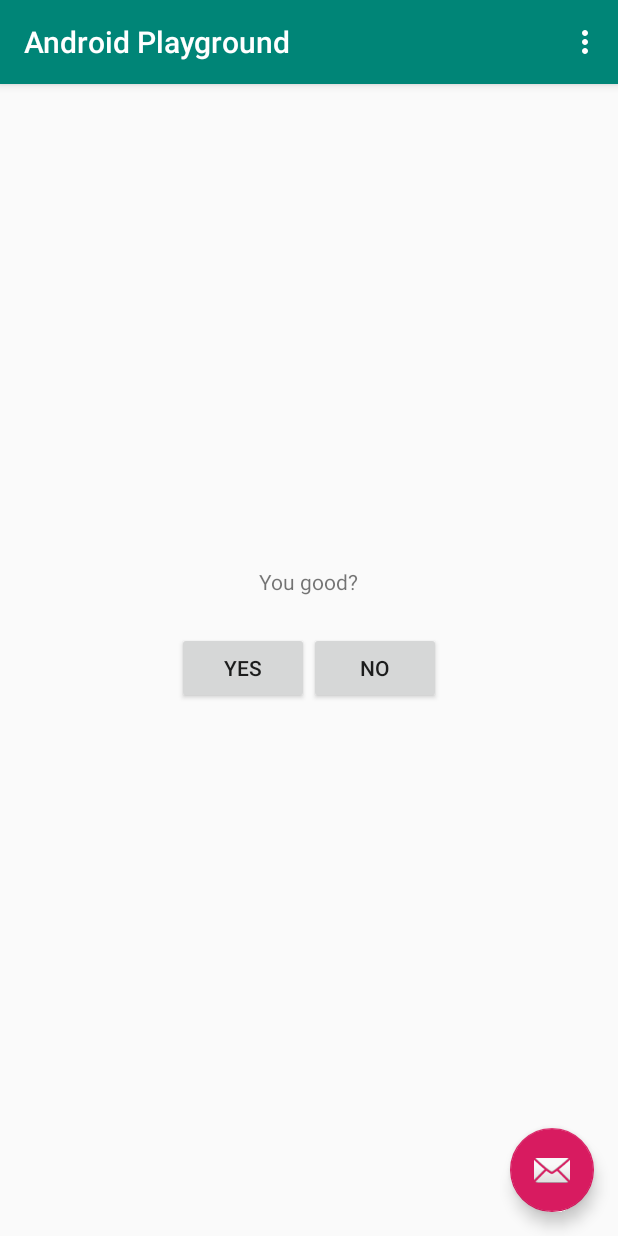
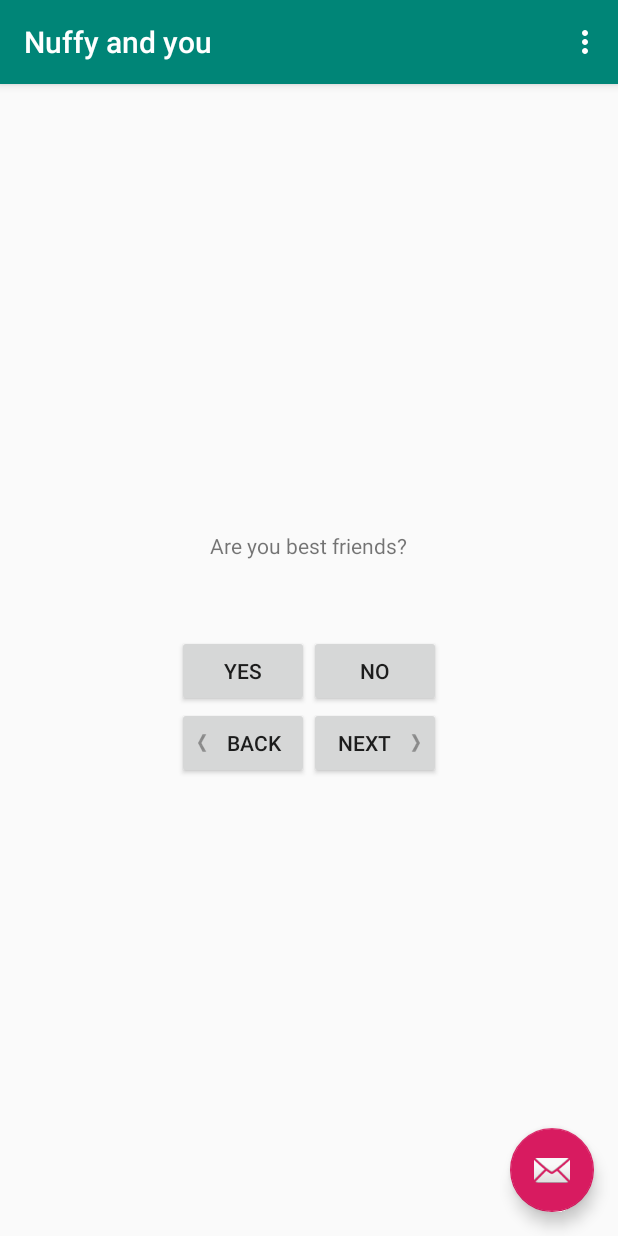
Before and after one commit to hiper2d/android-payground, an Android app: the screen it shows after launch (MainActivity), after a tap on "YES", on a phone screen of 412 x 824 dp. Run offline under Robolectric (Android 15) with nearby library versions, the phone set to English and light mode, and no system bars.

Commit message:
Chapter 2: Added more controls and icons

```diff
--- a/app/src/main/java/com/hiper2d/androidplayground/MainActivity.kt
+++ b/app/src/main/java/com/hiper2d/androidplayground/MainActivity.kt
@@ -5,33 +5,88 @@ import com.google.android.material.snackbar.Snackbar
 import androidx.appcompat.app.AppCompatActivity;
 import android.view.Menu
 import android.view.MenuItem
-import android.view.View
 import android.widget.Button
 import android.widget.TextView
 import android.widget.Toast
+import com.hiper2d.androidplayground.dto.Question
 
 import kotlinx.android.synthetic.main.activity_main.*
 
+private val QUESTIONS = listOf(
+    Question(R.string.question_1, true),
+    Question(R.string.question_2, true),
+    Question(R.string.question_3, false)
+)
+
 class MainActivity : AppCompatActivity() {
 
-    private lateinit var trueButton: Button
-    private lateinit var falseButton: Button
+    private lateinit var bYes: Button
+    private lateinit var bNo: Button
+    private lateinit var bNext: Button
+    private lateinit var bPrev: Button
+    private lateinit var tvQuestion: TextView
+
+    private var currentQuestionIndex = 0
 
     override fun onCreate(savedInstanceState: Bundle?) {
         super.onCreate(savedInstanceState)
         setContentView(R.layout.activity_main)
         setSupportActionBar(toolbar)
 
-        trueButton = findViewById(R.id.true_button)
-        falseButton = findViewById(R.id.false_button)
+        bNext = findViewById(R.id.button_next)
+        bPrev = findViewById(R.id.button_prev)
+        bYes = findViewById(R.id.button_yes)
+        bNo = findViewById(R.id.button_no)
+        tvQuestion = findViewById(R.id.text_question)
 
-        trueButton.setOnClickListener { Toast.makeText(this, R.string.answer_correct, Toast.LENGTH_SHORT).show() }
-        falseButton.setOnClickListener { Toast.makeText(this, R.string.answer_incorrect, Toast.LENGTH_SHORT).show() }
+        tvQuestion.setText(QUESTIONS[currentQuestionIndex].textResId)
+        bYes.setOnClickListener { checkAnswer(true) }
+        bNo.setOnClickListener { checkAnswer(false) }
+        bNext.setOnClickListener { showNextQuestion() }
+        bPrev.setOnClickListener { showPrevQuestion() }
+
+        bPrev.isEnabled = false
 
         fab.setOnClickListener { view ->
-            Snackbar.make(view, "Replace with your own action", Snackbar.LENGTH_LONG)
+            Snackbar.make(view, "Nothing is here yet", Snackbar.LENGTH_LONG)
                 .setAction("Action", null).show()
         }
+    }
+
+    private fun showPrevQuestion() {
+        if (currentQuestionIndex > 1) {
+            tvQuestion.setText(QUESTIONS[--currentQuestionIndex].textResId)
+            enableAll()
+        } else {
+            bPrev.isEnabled = false
+        }
+    }
+
+    private fun showNextQuestion() {
+        if (currentQuestionIndex < QUESTIONS.lastIndex) {
+            tvQuestion.setText(QUESTIONS[++currentQuestionIndex].textResId)
+            enableAll()
+        } else {
+            showToast(R.string.answer_congrats)
+            listOf(bNext, bYes, bNo).forEach { it.isEnabled = false }
+        }
+    }
+
+    private fun showToast(textId: Int) {
+        Toast.makeText(this, textId, Toast.LENGTH_SHORT).show()
+    }
+
+    private fun checkAnswer(answer: Boolean) {
+        if (answer == QUESTIONS[currentQuestionIndex].answer) {
+            showToast(R.string.answer_correct)
+            showNextQuestion()
+        } else {
+            showToast(R.string.answer_incorrect)
+        }
+    }
+
+    private fun enableAll() {
+        listOf(bPrev, bNext, bYes, bNo).forEach { it.isEnabled = true }
     }
 
     override fun onCreateOptionsMenu(menu: Menu): Boolean {
--- /dev/null
+++ b/app/src/main/java/com/hiper2d/androidplayground/dto/Question.kt
@@ -0,0 +1,3 @@
+package com.hiper2d.androidplayground.dto
+
+class Question(val textResId: Int, val answer: Boolean)
--- a/app/src/main/res/layout/activity_main.xml
+++ b/app/src/main/res/layout/activity_main.xml
@@ -24,23 +24,37 @@
     <LinearLayout
             android:orientation="vertical"
             android:layout_width="match_parent"
-            android:layout_height="match_parent" android:gravity="center" android:id="@+id/ContentLayout">
+            android:layout_height="match_parent" android:gravity="center">
         <TextView
-                android:text="@string/question_text"
                 android:layout_width="wrap_content"
-                android:layout_height="wrap_content" android:id="@+id/question_text" android:padding="24dp"/>
+                android:layout_height="wrap_content" android:id="@+id/text_question" android:padding="50dp"/>
         <LinearLayout
                 android:orientation="horizontal"
                 android:layout_width="wrap_content"
                 android:layout_height="wrap_content" android:id="@+id/ButtonsLayout" style="buttonBarStyle">
             <Button
                     android:layout_width="wrap_content"
-                    android:layout_height="wrap_content" android:text="@string/true_button"
-                    android:id="@+id/true_button" style="buttonBarButtonStyle"/>
+                    android:layout_height="wrap_content" android:text="@string/button_true"
+                    android:id="@+id/button_yes" style="buttonBarButtonStyle"/>
             <Button
                     android:layout_width="match_parent"
-                    android:layout_height="wrap_content" android:text="@string/false_button"
-                    style="buttonBarButtonStyle" android:id="@+id/false_button"/>
+                    android:layout_height="wrap_content" android:text="@string/button_false"
+                    style="buttonBarButtonStyle" android:id="@+id/button_no"/>
+        </LinearLayout>
+        <LinearLayout
+                android:orientation="horizontal"
+                android:layout_width="wrap_content"
+                android:layout_height="wrap_content" style="buttonBarStyle">
+            <Button
+                    android:text="@string/button_back"
+                    android:layout_width="wrap_content"
+                    android:layout_height="wrap_content" android:id="@+id/button_prev" style="buttonBarButtonStyle"
+                    android:drawableStart="@drawable/arrow_left" android:drawablePadding="4dp"/>
+            <Button
+                    android:text="@string/button_next"
+                    android:layout_width="wrap_content"
+                    android:layout_height="wrap_content" android:id="@+id/button_next" style="buttonBarButtonStyle"
+                    android:drawableEnd="@drawable/arrow_right" android:drawablePadding="4dp"/>
         </LinearLayout>
     </LinearLayout>
 
--- a/app/src/main/res/values/strings.xml
+++ b/app/src/main/res/values/strings.xml
@@ -1,9 +1,16 @@
 <resources>
-    <string name="app_name">Android Playground</string>
+    <string name="app_name">Nuffy and you</string>
     <string name="action_settings">Settings</string>
-    <string name="question_text">You good?</string>
-    <string name="true_button">Yes</string>
-    <string name="false_button">No</string>
+    <string name="button_true">Yes</string>
+    <string name="button_false">No</string>
+    <string name="next_button">No</string>
     <string name="answer_correct">Right</string>
-    <string name="answer_incorrect">Too bad</string>
+    <string name="answer_incorrect">Wrong, try again</string>
+    <string name="answer_congrats">Congratulations!</string>
+    <string name="button_back">Back</string>
+    <string name="button_next">Next</string>
+
+    <string name="question_1">Can Naffy count?</string>
+    <string name="question_2">Are you best friends?</string>
+    <string name="question_3">Can Naffy write in Japanese?</string>
 </resources>
```
Also changed, not shown: app/src/main/res/drawable-hdpi/arrow_left.png (added), app/src/main/res/drawable-hdpi/arrow_right.png (added), app/src/main/res/drawable-mdpi/arrow_left.png (added), app/src/main/res/drawable-mdpi/arrow_right.png (added), app/src/main/res/drawable-xhdpi/arrow_left.png (added), app/src/main/res/drawable-xhdpi/arrow_right.png (added), app/src/main/res/drawable-xxhdpi/arrow_left.png (added), app/src/main/res/drawable-xxhdpi/arrow_right.png (added).
